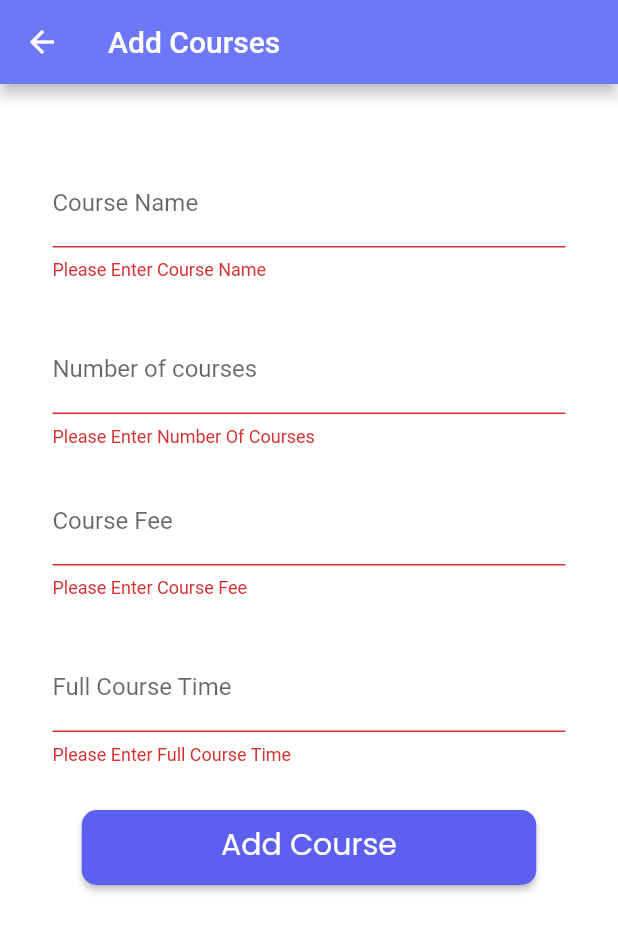
After one commit to manuka99/CourseVerse, a Flutter app: the AdminCourseAdd screen opened directly, after a tap on "Add Course", on a phone screen of 412 x 824 dp. The commit adds this screen. Shown: the top 932 px of the screen. Run offline on Flutter 3.47's test engine with Material 2 defaults, Android fonts, the light colour scheme and no system bars; our stand-ins replace cloud_firestore, firebase_auth, firebase_core, flutter_svg, intro_slider, pin_code_fields and 1 more; missing offline and left inert: flutter_facebook_login; accounts and stored records are empty.

Commit message:
course insert backend done

```diff
--- a/lib/main.dart
+++ b/lib/main.dart
@@ -1,3 +1,4 @@
+import 'package:course_app/pages/courses/admin_course_add.dart';
 import 'package:course_app/pages/courses/admin_login.dart';
 import 'package:course_app/pages/courses/course_list.dart';
 import 'package:flutter/material.dart';
@@ -37,6 +38,7 @@ class CourseVerse extends StatelessWidget {
           "/course": (context) => CourseMainScreen(),
           "/courses-page": (context) => CoursesPage(),
           "/admin-login": (context) => AdminLogin(),
+          "/admin-course-list": (context) => AdminCourseAdd(),
           "/register/mobile/otp": (context) => MobileOtp(settings.arguments),
         };
         WidgetBuilder? builder = routes[settings.name];
--- /dev/null
+++ b/lib/pages/courses/admin_course_add.dart
@@ -0,0 +1,235 @@
+import 'package:cloud_firestore/cloud_firestore.dart';
+import 'package:course_app/common/custom_colors.dart';
+import 'package:flutter/material.dart';
+
+import 'course_list.dart';
+// import 'package:CTSE/common/theme_helper.dart';
+// import 'package:CTSE/pages/widgets/header_widget.dart';
+// import 'package:font_awesome_flutter/font_awesome_flutter.dart';
+// import 'package:hexcolor/hexcolor.dart';
+// import 'list_student_page.dart';
+// import 'widgets/header_widget.dart';
+
+class AdminCourseAdd extends StatefulWidget {
+  AdminCourseAdd({Key? key}) : super(key: key);
+
+  @override
+  _AdminCourseAddState createState() => _AdminCourseAddState();
+}
+
+class _AdminCourseAddState extends State<AdminCourseAdd> {
+  final _formKey = GlobalKey<FormState>();
+  final double _headerHeight = 250;
+
+  var cname = "";
+  var courses = "";
+  var fee = "";
+  var time = "";
+  bool checkedValue = false;
+  bool checkboxValue = false;
+  // Create a text controller and use it to retrieve the current value
+  // of the TextField.
+  final cnameController = TextEditingController();
+  final coursesController = TextEditingController();
+  final feeController = TextEditingController();
+  final timeController = TextEditingController();
+
+  @override
+  void dispose() {
+    // Clean up the controller when the widget is disposed.
+    cnameController.dispose();
+    coursesController.dispose();
+    feeController.dispose();
+    timeController.dispose();
+    super.dispose();
+  }
+
+  clearText() {
+    cnameController.clear();
+    coursesController.clear();
+    feeController.clear();
+    timeController.clear();
+  }
+
+  // Adding Student
+  CollectionReference students =
+      FirebaseFirestore.instance.collection('courses');
+
+  Future<void> addUser() {
+    return students
+        .add({'cname': cname, 'courses': courses, 'fee': fee, 'time': time})
+        .then((value) => print('Course Added'))
+        .catchError((error) => print('Failed to Add user: $error'));
+  }
+
+  @override
+  Widget build(BuildContext context) {
+    return Scaffold(
+      appBar: AppBar(
+        title: Text("Add Courses"),
+        backgroundColor: CustomColors.app_primary,
+      ),
+      backgroundColor: Colors.white,
+      body: SingleChildScrollView(
+        child: Stack(
+          children: [
+            Container(
+              height: _headerHeight,
+            ),
+            Container(
+              margin: EdgeInsets.fromLTRB(25, 50, 25, 10),
+              padding: EdgeInsets.fromLTRB(10, 0, 10, 0),
+              alignment: Alignment.center,
+              child: Column(
+                children: [
+                  Form(
+                    key: _formKey,
+                    child: Column(
+                      children: [
+                        Container(
+                          child: TextFormField(
+                              controller: cnameController,
+                              autofocus: false,
+                              decoration: InputDecoration(
+                                labelText: 'Course Name',
+                                hintText: 'Enter course name',
+                              ),
+                              validator: (value) {
+                                if (value == null || value.isEmpty) {
+                                  return 'Please Enter Course Name';
+                                }
+                                return null;
+                              }),
+                        ),
+                        const SizedBox(
+                          height: 30,
+                        ),
+
+                        // Container(
+                        //   child: TextFormField(
+                        //     controller: emailController,
+                        //     autofocus: false,
+                        //     decoration: InputDecoration(
+                        //       labelText: 'email ',
+                        //       hintText: 'Emailll',
+                        //     ),
+                        //     keyboardType: TextInputType.emailAddress,
+                        //     validator: (val) {
+                        //       if (!(val!.isEmpty) &&
+                        //           !RegExp(r"^[a-zA-Z0-9.!#$%&'*+/=?^_`{|}~-]+@[a-zA-Z0-9](?:[a-zA-Z0-9-]{0,253}[a-zA-Z0-9])?(?:\.[a-zA-Z0-9](?:[a-zA-Z0-9-]{0,253}[a-zA-Z0-9])?)*$")
+                        //               .hasMatch(val)) {
+                        //         return "Enter a valid email address";
+                        //       }
+                        //       return null;
+                        //     },
+                        //   ),
+                        //   // decoration: ThemeHelper().inputBoxDecorationShaddow(),
+                        // ),
+                        // SizedBox(height: 20.0),
+                        Container(
+                          child: TextFormField(
+                              controller: coursesController,
+                              autofocus: false,
+                              decoration: InputDecoration(
+                                labelText: 'Number of courses',
+                                hintText: 'Enter number of courses',
+                              ),
+                              keyboardType: TextInputType.phone,
+                              validator: (value) {
+                                if (value == null || value.isEmpty) {
+                                  return 'Please Enter Number Of Courses';
+                                }
+                                return null;
+                              }),
+                        ),
+                        SizedBox(height: 20.0),
+                        Container(
+                          child: TextFormField(
+                              controller: feeController,
+                              autofocus: false,
+                              decoration: InputDecoration(
+                                labelText: 'Course Fee',
+                                hintText: 'Enter course fee',
+                              ),
+                              validator: (value) {
+                                if (value == null || value.isEmpty) {
+                                  return 'Please Enter Course Fee';
+                                }
+                                return null;
+                              }),
+                        ),
+                        const SizedBox(
+                          height: 30,
+                        ),
+                        Container(
+                          child: TextFormField(
+                              controller: timeController,
+                              autofocus: false,
+                              decoration: InputDecoration(
+                                labelText: 'Full Course Time',
+                                hintText: 'Enter full course time',
+                              ),
+                              validator: (value) {
+                                if (value == null || value.isEmpty) {
+                                  return 'Please Enter Full Course Time';
+                                }
+                                return null;
+                              }),
+                        ),
+                        const SizedBox(
+                          height: 30,
+                        ),
+                        Container(
+                          child: ElevatedButton(
+                            style: ButtonStyle(
+                                fixedSize:
+                                    MaterialStateProperty.all(Size(303, 50)),
+                                backgroundColor: MaterialStateProperty.all(
+                                    Color.fromRGBO(93, 95, 239, 1)),
+                                shape: MaterialStateProperty.all<
+                                        RoundedRectangleBorder>(
+                                    RoundedRectangleBorder(
+                                  borderRadius: BorderRadius.circular(10.0),
+                                ))),
+                            child: Text(
+                              'Add Course',
+                              textAlign: TextAlign.center,
+                              style: TextStyle(
+                                  color: Color.fromRGBO(255, 255, 255, 1),
+                                  fontFamily: 'Poppins',
+                                  fontSize: 20,
+                                  letterSpacing:
+                                      0 /*percentages not used in flutter. defaulting to zero*/,
+                                  fontWeight: FontWeight.normal,
+                                  height: 1),
+                            ),
+                            onPressed: () {
+                              if (_formKey.currentState!.validate()) {
+                                Navigator.of(context).pushAndRemoveUntil(
+                                    MaterialPageRoute(
+                                        builder: (context) => CoursesPage()),
+                                    (Route<dynamic> route) => false);
+                                setState(() {
+                                  cname = cnameController.text;
+                                  courses = coursesController.text;
+                                  fee = feeController.text;
+                                  time = timeController.text;
+                                  addUser();
+                                  clearText();
+                                });
+                              }
+                            },
+                          ),
+                        ),
+                      ],
+                    ),
+                  ),
+                ],
+              ),
+            ),
+          ],
+        ),
+      ),
+    );
+  }
+}
--- a/lib/pages/courses/admin_login.dart
+++ b/lib/pages/courses/admin_login.dart
@@ -2,6 +2,9 @@ import 'package:course_app/pages/courses/constants.dart';
 import 'package:flutter/material.dart';
 import 'package:flutter_svg/flutter_svg.dart';
 import 'package:course_app/common/custom_colors.dart';
+
+import 'admin_course_add.dart';
+import 'course_list.dart';
 
 class AdminLogin extends StatefulWidget {
   @override
@@ -27,7 +30,8 @@ class _AdminLoginWidgetState extends State<AdminLogin> {
                   style: TextStyle(
                       fontSize: 40,
                       fontFamily: "Poppins",
-                      fontWeight: FontWeight.normal,
+                      fontWeight: FontWeight.w700,
+                      color: Color.fromRGBO(255, 255, 255, 1),
                       height: 1)),
             ),
           ),
@@ -38,7 +42,7 @@ class _AdminLoginWidgetState extends State<AdminLogin> {
                 maxLength: 20,
                 decoration: InputDecoration(
                   labelText: 'User Name',
-                  hintText: 'Kasun silva',
+                  hintText: 'Enter user name',
                   labelStyle: TextStyle(
                     color: CustomColors.blackDark1TextColor,
                     fontFamily: "Poppins",
@@ -52,6 +56,8 @@ class _AdminLoginWidgetState extends State<AdminLogin> {
           new ListTile(
             contentPadding: EdgeInsets.fromLTRB(50, 20, 50, 0),
             title: new TextFormField(
+                autofocus: false,
+                obscureText: true,
                 maxLength: 20,
                 decoration: InputDecoration(
                   labelText: 'Password',
@@ -70,7 +76,14 @@ class _AdminLoginWidgetState extends State<AdminLogin> {
               top: 350,
               left: 55,
               child: ElevatedButton(
-                  onPressed: () {},
+                  onPressed: () {
+                    Navigator.push(
+                      context,
+                      MaterialPageRoute(
+                        builder: (context) => AdminCourseAdd(),
+                      ),
+                    );
+                  },
                   style: ButtonStyle(
                       fixedSize: MaterialStateProperty.all(Size(303, 50)),
                       backgroundColor: MaterialStateProperty.all(
--- a/lib/pages/courses/details_screen.dart
+++ b/lib/pages/courses/details_screen.dart
@@ -6,6 +6,9 @@ class DetailsScreen extends StatelessWidget {
   @override
   Widget build(BuildContext context) {
     return Scaffold(
+         appBar: AppBar(
+        title: Text("Course Details"),
+      ),
       body: Container(
         width: double.infinity,
         decoration: BoxDecoration(
```
